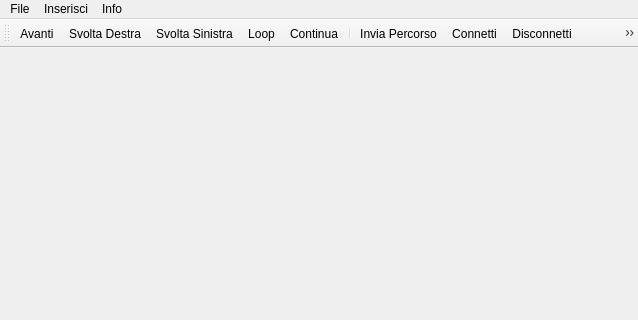
Before: the Qt Designer form controllerpercorso.ui in Fillos2/ControllerPercorso, drawn with Qt 5; both pictures show x 0 to 638 and y 0 to 320 of the 638 by 568 pixel window.
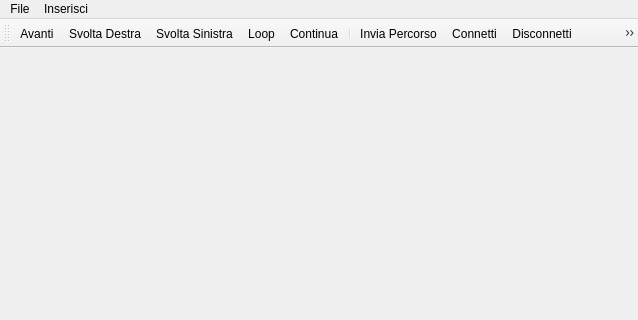
After: the same form once the commit is applied. Icons and pictures are not drawn.

Commit message: Cleanup e aggiunta about

```diff
--- a/controllerpercorso.ui
+++ b/controllerpercorso.ui
@@ -20,7 +20,7 @@
      <x>0</x>
      <y>0</y>
      <width>638</width>
-     <height>27</height>
+     <height>25</height>
     </rect>
    </property>
    <widget class="QMenu" name="menuFile">
@@ -43,14 +43,8 @@
     <addaction name="actionLoop"/>
     <addaction name="actionContinua"/>
    </widget>
-   <widget class="QMenu" name="menuInfo">
-    <property name="title">
-     <string>Info</string>
-    </property>
-   </widget>
    <addaction name="menuFile"/>
    <addaction name="menuInserisci"/>
-   <addaction name="menuInfo"/>
   </widget>
   <widget class="QToolBar" name="mainToolBar">
    <attribute name="toolBarArea">
```
Left out of the diff: 6 changed lines with no effect on the pictures. The commit also changes 1 other file.
